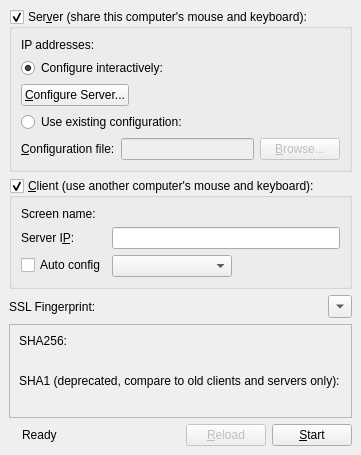
First picture: the form in src/gui/src/MainWindow.ui, repository bryceishunter/leap-input-2, before the edit.
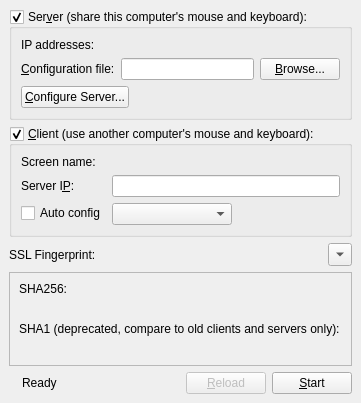
Second picture: the form after the edit.

Commit message: gui: edit the configuration file itself, with a layout view

```diff
--- a/src/gui/src/MainWindow.ui
+++ b/src/gui/src/MainWindow.ui
@@ -56,14 +56,32 @@
         </layout>
        </item>
        <item>
-        <widget class="QRadioButton" name="m_pRadioInternalConfig">
-         <property name="text">
-          <string>Configure interactively:</string>
-         </property>
-         <property name="checked">
-          <bool>true</bool>
-         </property>
-        </widget>
+        <layout class="QHBoxLayout">
+         <item>
+          <widget class="QLabel" name="m_pLabelConfigurationFile">
+           <property name="text">
+            <string>&amp;Configuration file:</string>
+           </property>
+           <property name="buddy">
+            <cstring>m_pLineEditConfigFile</cstring>
+           </property>
+          </widget>
+         </item>
+         <item>
+          <widget class="QLineEdit" name="m_pLineEditConfigFile">
+           <property name="readOnly">
+            <bool>true</bool>
+           </property>
+          </widget>
+         </item>
+         <item>
+          <widget class="QPushButton" name="m_pButtonBrowseConfigFile">
+           <property name="text">
+            <string>&amp;Browse...</string>
+           </property>
+          </widget>
+         </item>
+        </layout>
        </item>
        <item>
         <layout class="QHBoxLayout" name="horizontalLayout_4">
@@ -89,44 +107,6 @@
          </item>
         </layout>
        </item>
-       <item>
-        <widget class="QRadioButton" name="m_pRadioExternalConfig">
-         <property name="text">
-          <string>Use existing configuration:</string>
-         </property>
-        </widget>
-       </item>
-       <item>
-        <layout class="QHBoxLayout">
-         <item>
-          <widget class="QLabel" name="m_pLabelConfigurationFile">
-           <property name="text">
-            <string>&amp;Configuration file:</string>
-           </property>
-           <property name="buddy">
-            <cstring>m_pLineEditConfigFile</cstring>
-           </property>
-          </widget>
-         </item>
-         <item>
-          <widget class="QLineEdit" name="m_pLineEditConfigFile">
-           <property name="enabled">
-            <bool>false</bool>
-           </property>
-          </widget>
-         </item>
-         <item>
-          <widget class="QPushButton" name="m_pButtonBrowseConfigFile">
-           <property name="enabled">
-            <bool>false</bool>
-           </property>
-           <property name="text">
-            <string>&amp;Browse...</string>
-           </property>
-          </widget>
-         </item>
-        </layout>
-       </item>
       </layout>
      </widget>
     </item>
```
Left out of the diff: 48 changed lines with no effect on the pictures. The commit also changes 26 other files.
